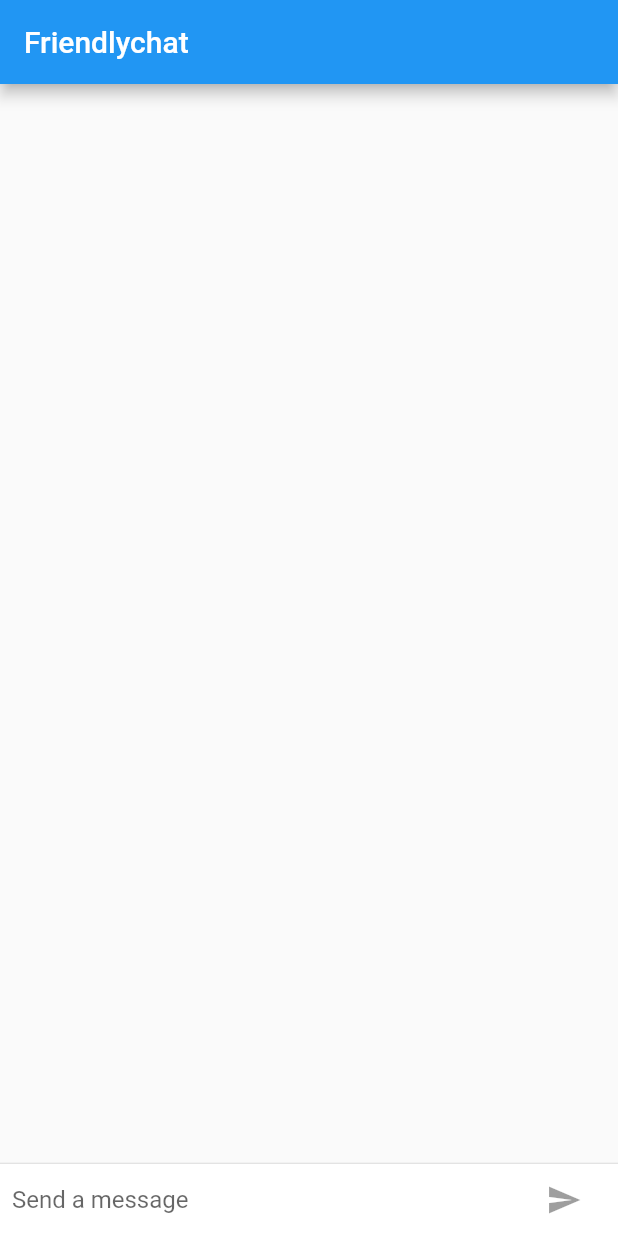
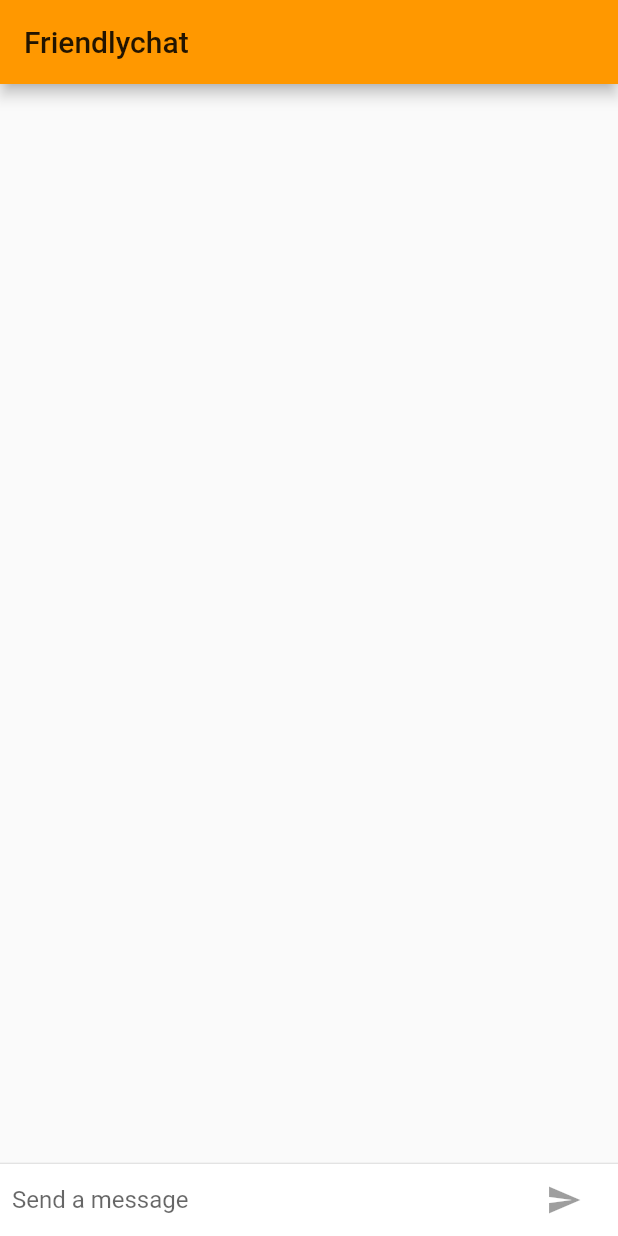
Before and after one commit to trinhan-nguyen/friendly_chat, a Flutter app: the screen it shows after launch, on a phone screen of 412 x 824 dp. Run offline on Flutter 3.47's test engine with Material 2 defaults, Android fonts, the phone set to English and light mode, and no system bars.

Commit message:
Add themes

```diff
--- a/lib/main.dart
+++ b/lib/main.dart
@@ -1,5 +1,7 @@
+import 'package:flutter/foundation.dart';
 import 'package:flutter/material.dart';
 import 'package:friendlychat/model/chat_message.dart';
+import 'package:friendlychat/theme/theme_data.dart';
 
 void main() {
   runApp(new FriendlychatApp());
@@ -10,6 +12,9 @@ class FriendlychatApp extends StatelessWidget {
   Widget build(BuildContext context) {
     return new MaterialApp(
       title: "Friendlychat",
+      theme: defaultTargetPlatform == TargetPlatform.iOS
+          ? kIOSTheme
+          : kDefaultTheme,
       home: new ChatScreen(),
     );
   }
--- /dev/null
+++ b/lib/theme/theme_data.dart
@@ -0,0 +1,12 @@
+import 'package:flutter/material.dart';
+
+final ThemeData kIOSTheme = new ThemeData(
+  primarySwatch: Colors.orange,
+  primaryColor: Colors.grey[100],
+  primaryColorBrightness: Brightness.light,
+);
+
+final ThemeData kDefaultTheme = new ThemeData(
+  primarySwatch: Colors.orange,
+  accentColor: Colors.orangeAccent[400],
+);
```
